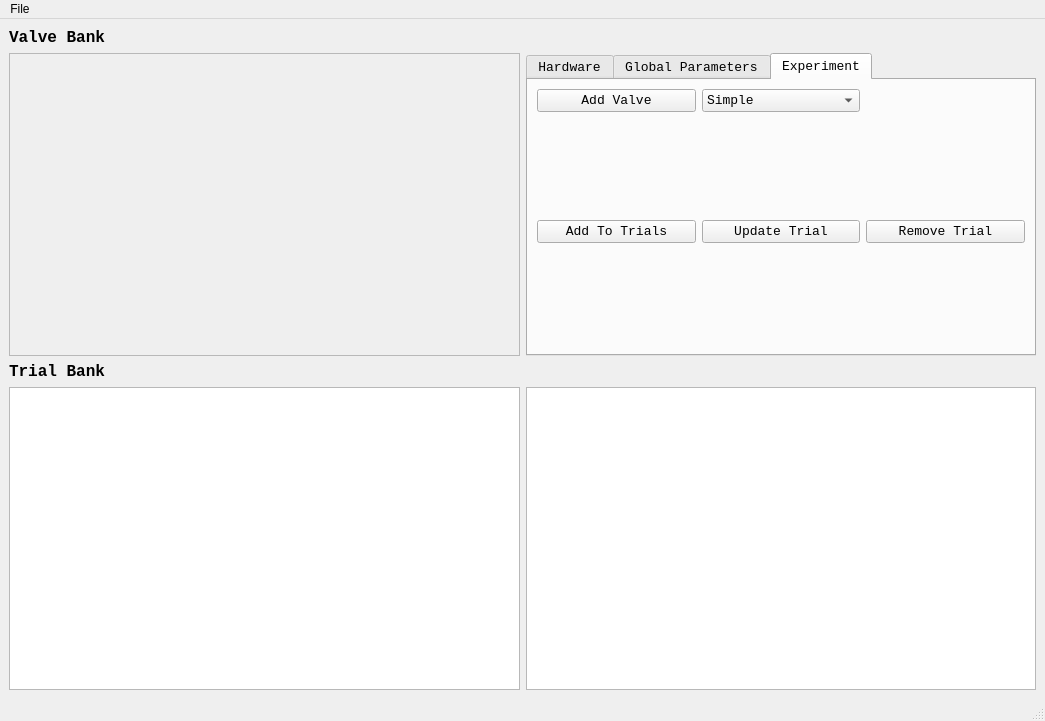
tobiasackels/PulseBoy, file PulseBoyUI.ui: the form before one commit.
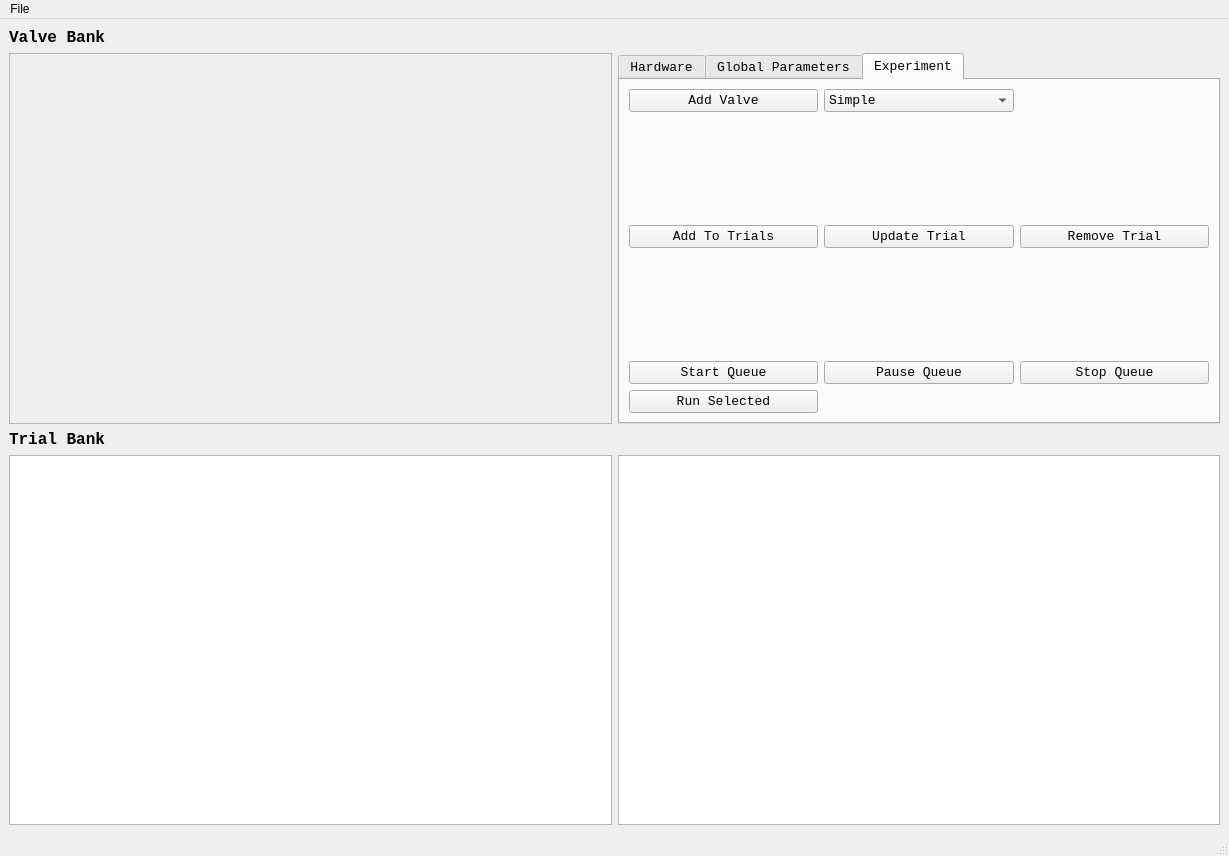
The form after the commit. The open tabs and pages were chosen to show the change. Custom widgets are drawn as their Qt base class.

Commit message: Queue control: run selected

Diff of the .ui file:
```diff
--- a/PulseBoyUI.ui
+++ b/PulseBoyUI.ui
@@ -6,8 +6,8 @@
    <rect>
     <x>0</x>
     <y>0</y>
-    <width>1045</width>
-    <height>721</height>
+    <width>1229</width>
+    <height>856</height>
    </rect>
   </property>
   <property name="windowTitle">
@@ -267,6 +267,13 @@
         <string>Experiment</string>
        </attribute>
        <layout class="QGridLayout" name="gridLayout_4">
+        <item row="4" column="0">
+         <widget class="QPushButton" name="startQueueButton">
+          <property name="text">
+           <string>Start Queue</string>
+          </property>
+         </widget>
+        </item>
         <item row="0" column="1">
          <widget class="QComboBox" name="valveTypeCombo">
           <item>
@@ -340,6 +347,27 @@
           </property>
          </spacer>
         </item>
+        <item row="4" column="2">
+         <widget class="QPushButton" name="stopQueueButton">
+          <property name="text">
+           <string>Stop Queue</string>
+          </property>
+         </widget>
+        </item>
+        <item row="4" column="1">
+         <widget class="QPushButton" name="pauseQueueButton">
+          <property name="text">
+           <string>Pause Queue</string>
+          </property>
+         </widget>
+        </item>
+        <item row="5" column="0">
+         <widget class="QPushButton" name="runSelectedButton">
+          <property name="text">
+           <string>Run Selected</string>
+          </property>
+         </widget>
+        </item>
        </layout>
       </widget>
      </widget>
@@ -351,7 +379,7 @@
     <rect>
      <x>0</x>
      <y>0</y>
-     <width>1045</width>
+     <width>1229</width>
      <height>21</height>
     </rect>
    </property>
```
Left out of the diff: 32 changed lines with no effect on the pictures. The commit also changes 3 other files.
